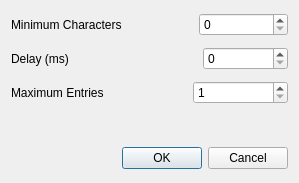
Above: src/autocompletionlayout4.ui from fredollinger/kscope-kde4 before the change. Below: the same form after it.
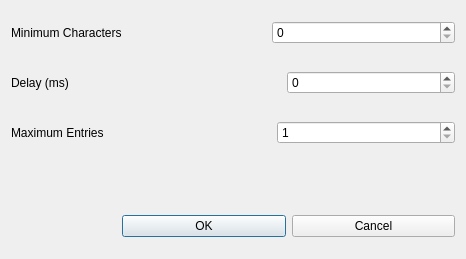
That is the form after the change.

```diff
--- a/src/autocompletionlayout4.ui
+++ b/src/autocompletionlayout4.ui
@@ -6,8 +6,8 @@
    <rect>
     <x>0</x>
     <y>0</y>
-    <width>287</width>
-    <height>183</height>
+    <width>466</width>
+    <height>259</height>
    </rect>
   </property>
   <property name="windowTitle">
@@ -28,6 +28,9 @@
      </item>
      <item>
       <spacer name="spacer15">
+       <property name="orientation">
+        <enum>Qt::Vertical</enum>
+       </property>
        <property name="sizeType">
         <enum>QSizePolicy::Expanding</enum>
        </property>
@@ -58,6 +61,9 @@
      </item>
      <item>
       <spacer name="spacer16">
+       <property name="orientation">
+        <enum>Qt::Vertical</enum>
+       </property>
        <property name="sizeType">
         <enum>QSizePolicy::Expanding</enum>
        </property>
@@ -95,6 +101,9 @@
      </item>
      <item>
       <spacer name="spacer17">
+       <property name="orientation">
+        <enum>Qt::Vertical</enum>
+       </property>
        <property name="sizeType">
         <enum>QSizePolicy::Expanding</enum>
        </property>
@@ -120,6 +129,9 @@
    </item>
    <item>
     <spacer name="spacer19">
+     <property name="orientation">
+      <enum>Qt::Vertical</enum>
+     </property>
      <property name="sizeType">
       <enum>QSizePolicy::Expanding</enum>
      </property>
@@ -135,6 +147,9 @@
     <layout class="QHBoxLayout" name="auto_qhbl1">
      <item>
       <spacer name="spacer18">
+       <property name="orientation">
+        <enum>Qt::Vertical</enum>
+       </property>
        <property name="sizeType">
         <enum>QSizePolicy::Expanding</enum>
        </property>
```
